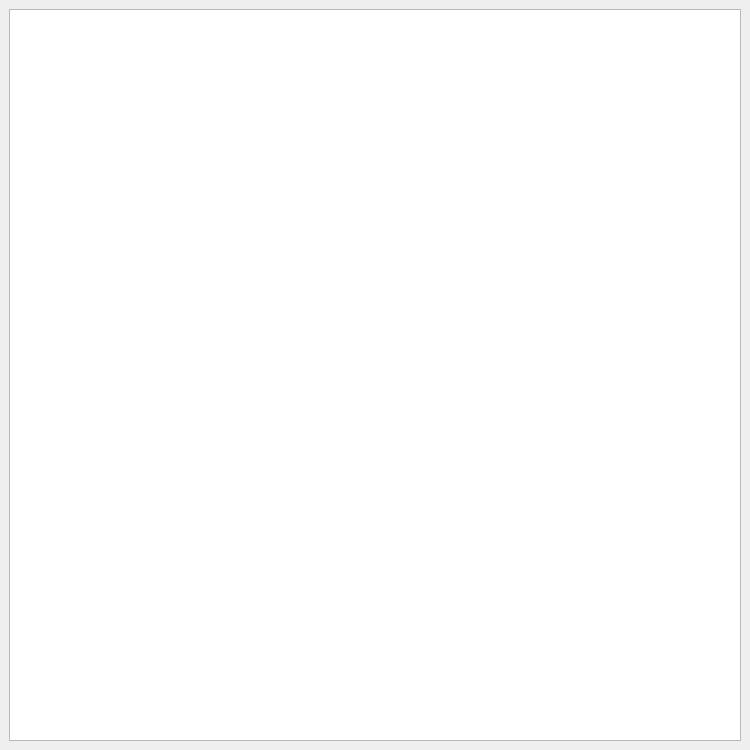
Old version of the form mainwindow.ui in the repository borisbordeaux/square-and-lines.
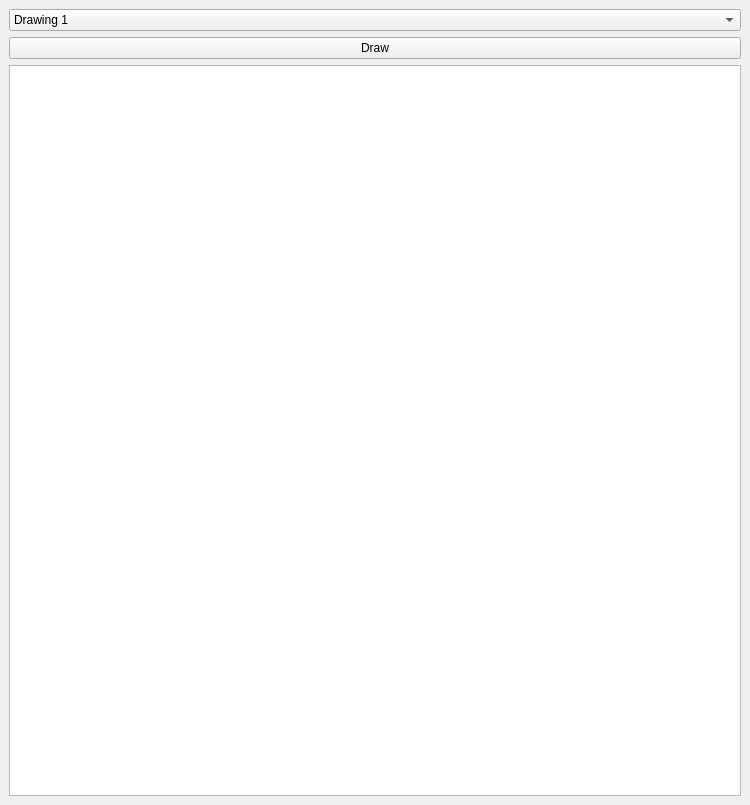
New version of the form.

Patch:
```diff
--- a/mainwindow.ui
+++ b/mainwindow.ui
@@ -7,7 +7,7 @@
     <x>0</x>
     <y>0</y>
     <width>750</width>
-    <height>750</height>
+    <height>805</height>
    </rect>
   </property>
   <property name="windowTitle">
@@ -15,7 +15,28 @@
   </property>
   <widget class="QWidget" name="centralwidget">
    <layout class="QGridLayout" name="gridLayout">
-    <item row="0" column="0">
+    <item row="1" column="0">
+     <widget class="QComboBox" name="comboBox">
+      <item>
+       <property name="text">
+        <string>Drawing 1</string>
+       </property>
+      </item>
+      <item>
+       <property name="text">
+        <string>Drawing 2</string>
+       </property>
+      </item>
+     </widget>
+    </item>
+    <item row="2" column="0">
+     <widget class="QPushButton" name="pushButton">
+      <property name="text">
+       <string>Draw</string>
+      </property>
+     </widget>
+    </item>
+    <item row="3" column="0">
      <widget class="QGraphicsView" name="graphicsView">
       <property name="sizePolicy">
        <sizepolicy hsizetype="Expanding" vsizetype="Expanding">
```
